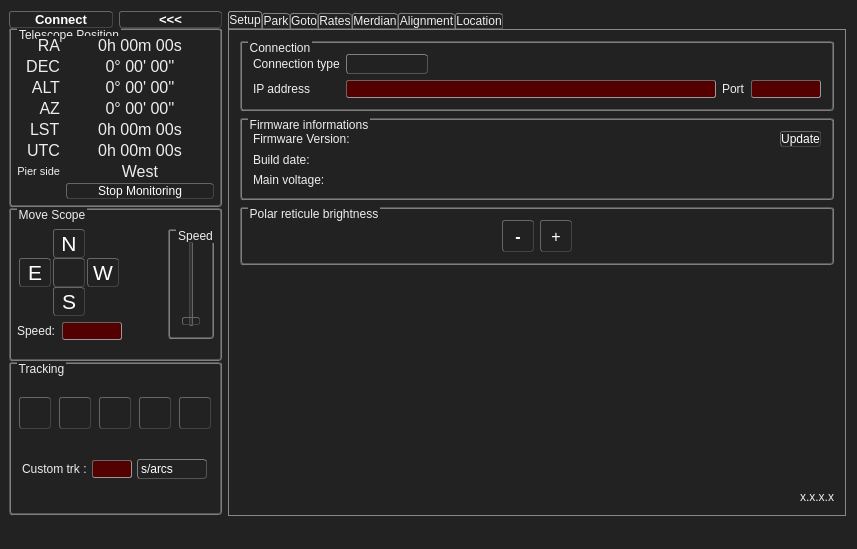
This is ZeGotoControlCenter/zegotocontrolcenter.ui in ZeSly/ZeGotoControlCenter as Qt 5 draws it before an edit. The edited form follows.
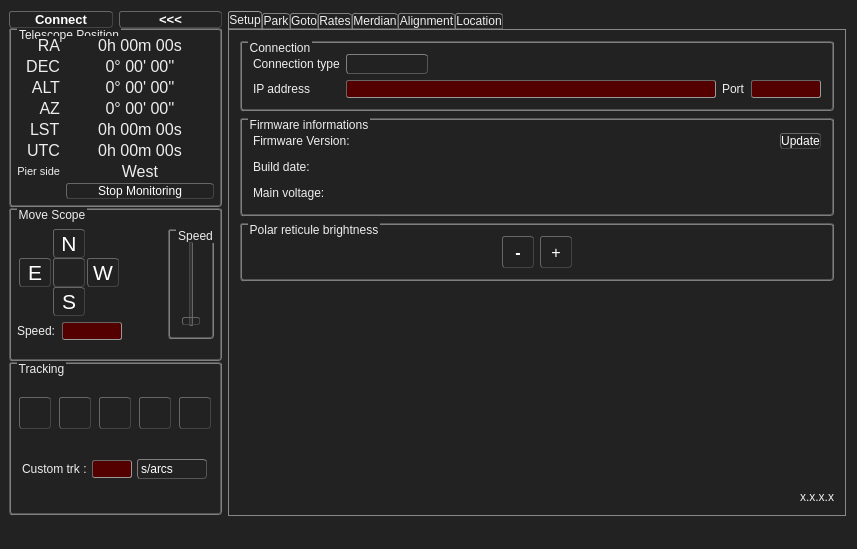
This is the edited form. Icons and pictures are not drawn. Custom widgets are drawn as their Qt base class.

The edit to the form file:
```diff
--- a/ZeGotoControlCenter/zegotocontrolcenter.ui
+++ b/ZeGotoControlCenter/zegotocontrolcenter.ui
@@ -2448,21 +2448,7 @@
              </property>
             </widget>
            </item>
-           <item row="2" column="0">
-            <widget class="QLabel" name="label_MainVoltage">
-             <property name="text">
-              <string>Main voltage:</string>
-             </property>
-            </widget>
-           </item>
-           <item row="1" column="0">
-            <widget class="QLabel" name="label_BuildDate">
-             <property name="text">
-              <string>Build date:</string>
-             </property>
-            </widget>
-           </item>
-           <item row="0" column="2">
+           <item row="0" column="4">
             <widget class="QPushButton" name="pushButton_Bootloader">
              <property name="sizePolicy">
               <sizepolicy hsizetype="Maximum" vsizetype="Fixed">
@@ -2475,6 +2461,66 @@
              </property>
             </widget>
            </item>
+           <item row="0" column="0">
+            <widget class="QLabel" name="label_FirmwareVersion">
+             <property name="text">
+              <string>Firmware Version:</string>
+             </property>
+            </widget>
+           </item>
+           <item row="2" column="0">
+            <widget class="QLabel" name="label_MainVoltage">
+             <property name="text">
+              <string>Main voltage:</string>
+             </property>
+            </widget>
+           </item>
+           <item row="1" column="0">
+            <widget class="QLabel" name="label_BuildDate">
+             <property name="text">
+              <string>Build date:</string>
+             </property>
+            </widget>
+           </item>
+           <item row="2" column="3">
+            <spacer name="horizontalSpacer_8">
+             <property name="orientation">
+              <enum>Qt::Horizontal</enum>
+             </property>
+             <property name="sizeHint" stdset="0">
+              <size>
+               <width>40</width>
+               <height>20</height>
+              </size>
+             </property>
+            </spacer>
+           </item>
+           <item row="1" column="3">
+            <spacer name="horizontalSpacer_7">
+             <property name="orientation">
+              <enum>Qt::Horizontal</enum>
+             </property>
+             <property name="sizeHint" stdset="0">
+              <size>
+               <width>40</width>
+               <height>20</height>
+              </size>
+             </property>
+            </spacer>
+           </item>
+           <item row="0" column="3">
+            <spacer name="horizontalSpacer_9">
+             <property name="orientation">
+              <enum>Qt::Horizontal</enum>
+             </property>
+             <property name="sizeHint" stdset="0">
+              <size>
+               <width>40</width>
+               <height>20</height>
+              </size>
+             </property>
+            </spacer>
+           </item>
           </layout>
          </widget>
         </item>
```
Left out of the diff: 7 changed lines with no effect on the pictures.
